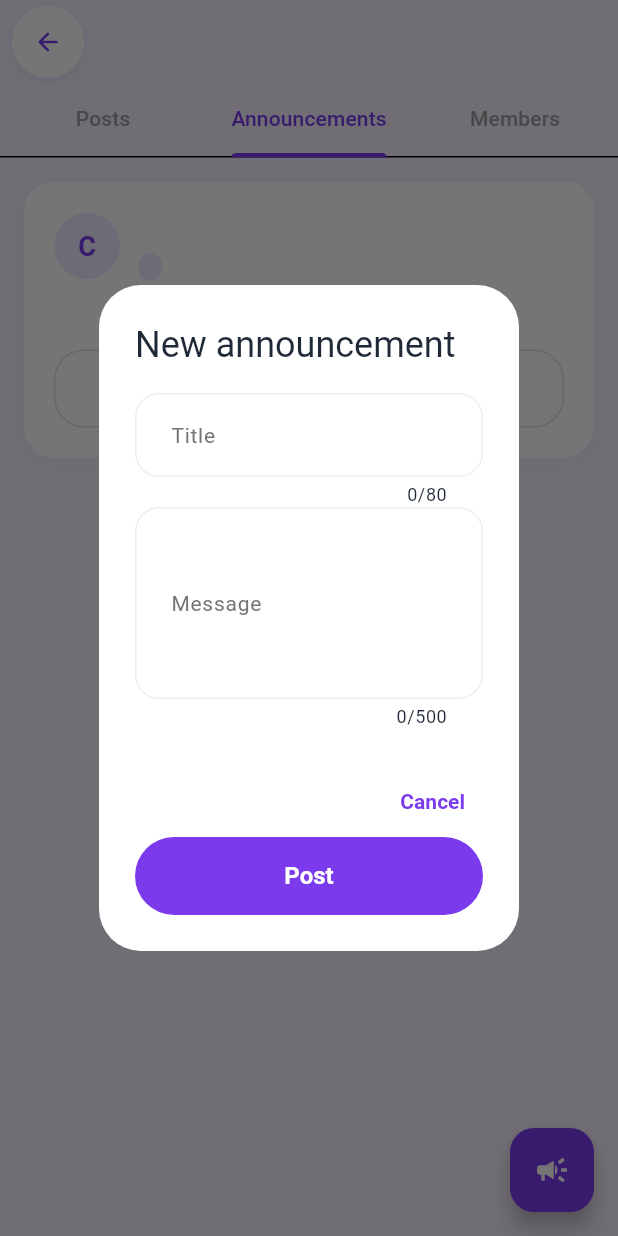
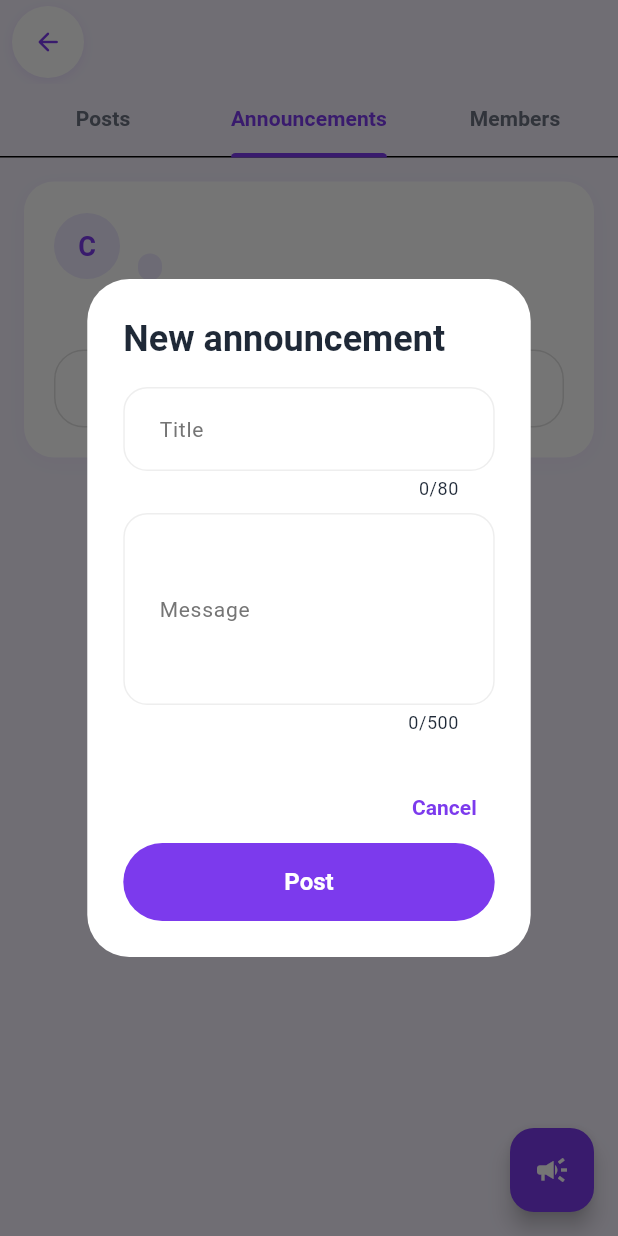
Before and after one commit to Arankan05/onecamp, a Flutter app: the CommunityDetailsScreen screen opened by its route, tab 2 chosen, after a tap on the "campaign" icon, on a phone screen of 412 x 824 dp. Run offline on Flutter 3.47's test engine with Material 3 defaults, Android fonts, the phone set to English and light mode, and no system bars; our stand-ins replace audioplayers, cloud_firestore, file_picker, firebase_auth, firebase_core, firebase_database and 4 more; missing offline and left inert: flutter_webrtc, record; accounts and stored records are empty.

Commit message:
fix: resolve 17px bottom overflow and improve text contrast across community and marketplace

```diff
--- a/lib/features/communities/screens/community_details_screen.dart
+++ b/lib/features/communities/screens/community_details_screen.dart
@@ -95,7 +95,15 @@ class _CommunityDetailsScreenState extends State<CommunityDetailsScreen> {
               bottom: const TabBar(
                 indicatorColor: AppTheme.primaryColor,
                 labelColor: AppTheme.primaryColor,
-                unselectedLabelColor: Colors.grey,
+                unselectedLabelColor: Color(0xFF6B7280),
+                labelStyle: TextStyle(
+                  fontWeight: FontWeight.bold,
+                  fontSize: 14,
+                ),
+                unselectedLabelStyle: TextStyle(
+                  fontWeight: FontWeight.w600,
+                  fontSize: 14,
+                ),
                 indicatorWeight: 3,
                 tabs: [
                   Tab(text: 'Posts'),
--- a/lib/features/communities/widgets/announcements_tab.dart
+++ b/lib/features/communities/widgets/announcements_tab.dart
@@ -24,8 +24,15 @@ class AnnouncementsTab extends StatelessWidget {
       context: context,
       builder: (dialogContext) {
         return AlertDialog(
-          title: const Text('New announcement'),
-          content: Form(
+          title: const Text(
+            'New announcement',
+            style: TextStyle(
+              fontWeight: FontWeight.bold,
+              color: Color(0xFF1F2937),
+            ),
+          ),
+          content: SingleChildScrollView(
+            child: Form(
               key: formKey,
               child: Column(
                 mainAxisSize: MainAxisSize.min,
@@ -33,18 +40,25 @@ class AnnouncementsTab extends StatelessWidget {
                   TextFormField(
                     controller: titleController,
                     maxLength: 80,
-                  decoration: const InputDecoration(labelText: 'Title'),
+                    decoration: const InputDecoration(
+                      labelText: 'Title',
+                      hintText: 'Announcement headline...',
+                    ),
                     validator: (value) {
                       final text = value?.trim() ?? '';
                       if (text.length < 3) return 'At least 3 characters';
                       return null;
                     },
                   ),
+                  const SizedBox(height: 8),
                   TextFormField(
                     controller: bodyController,
                     maxLength: 500,
                     maxLines: 4,
-                  decoration: const InputDecoration(labelText: 'Message'),
+                    decoration: const InputDecoration(
+                      labelText: 'Message',
+                      hintText: 'Write announcement details...',
+                    ),
                     validator: (value) {
                       final text = value?.trim() ?? '';
                       if (text.length < 5) return 'At least 5 characters';
@@ -52,6 +66,7 @@ class AnnouncementsTab extends StatelessWidget {
                     },
                   ),
                 ],
+              ),
             ),
           ),
           actions: [
@@ -114,11 +129,29 @@ class AnnouncementsTab extends StatelessWidget {
             return const Center(child: CircularProgressIndicator());
           }
           if (snapshot.hasError) {
-            return const Center(child: Text('Could not load announcements.'));
+            return const Center(
+              child: Text(
+                'Could not load announcements.',
+                style: TextStyle(
+                  color: Color(0xFF4B5563),
+                  fontSize: 15,
+                  fontWeight: FontWeight.w500,
+                ),
+              ),
+            );
           }
           final items = snapshot.data ?? [];
           if (items.isEmpty) {
-            return const Center(child: Text('No announcements yet.'));
+            return const Center(
+              child: Text(
+                'No announcements yet.',
+                style: TextStyle(
+                  color: Color(0xFF4B5563),
+                  fontSize: 15,
+                  fontWeight: FontWeight.w500,
+                ),
+              ),
+            );
           }
           return ListView.builder(
             padding: const EdgeInsets.all(12),
@@ -126,10 +159,32 @@ class AnnouncementsTab extends StatelessWidget {
             itemBuilder: (context, index) {
               final item = items[index];
               return Card(
+                elevation: 2,
+                shape: RoundedRectangleBorder(
+                  borderRadius: BorderRadius.circular(16),
+                ),
                 child: ListTile(
-                  leading: const Icon(Icons.campaign),
-                  title: Text(item.title),
-                  subtitle: Text(item.body),
+                  leading: const Icon(
+                    Icons.campaign_rounded,
+                    color: Color(0xFF7C3AED),
+                    size: 28,
+                  ),
+                  title: Text(
+                    item.title,
+                    style: const TextStyle(
+                      fontWeight: FontWeight.bold,
+                      color: Color(0xFF1F2937),
+                      fontSize: 15,
+                    ),
+                  ),
+                  subtitle: Text(
+                    item.body,
+                    style: const TextStyle(
+                      color: Color(0xFF4B5563),
+                      fontSize: 13,
+                      height: 1.3,
+                    ),
+                  ),
                 ),
               );
             },
--- a/lib/features/communities/widgets/posts_tab.dart
+++ b/lib/features/communities/widgets/posts_tab.dart
@@ -66,7 +66,15 @@ class _PostsTabState extends State<PostsTab> {
                 return const Center(child: CircularProgressIndicator());
               }
               if (snapshot.hasError) {
-                return const Center(child: Text('Could not load posts.'));
+                return const Center(
+                  child: Text(
+                    'Could not load posts.',
+                    style: TextStyle(
+                      color: Color(0xFF4B5563),
+                      fontSize: 15,
+                    ),
+                  ),
+                );
               }
               final posts = snapshot.data ?? [];
               if (posts.isEmpty) {
@@ -74,6 +82,11 @@ class _PostsTabState extends State<PostsTab> {
                   child: Text(
                     'No posts yet.\nStart the discussion!',
                     textAlign: TextAlign.center,
+                    style: TextStyle(
+                      color: Color(0xFF4B5563),
+                      fontSize: 15,
+                      fontWeight: FontWeight.w500,
+                    ),
                   ),
                 );
               }
@@ -82,13 +95,30 @@ class _PostsTabState extends State<PostsTab> {
                 itemBuilder: (context, index) {
                   final post = posts[index];
                   return Card(
+                    elevation: 1.5,
+                    shape: RoundedRectangleBorder(
+                      borderRadius: BorderRadius.circular(16),
+                    ),
                     margin: const EdgeInsets.symmetric(
                       horizontal: 12,
-                      vertical: 4,
+                      vertical: 6,
                     ),
                     child: ListTile(
-                      title: Text(post.text),
-                      subtitle: Text('Member ${_shortId(post.authorId)}'),
+                      title: Text(
+                        post.text,
+                        style: const TextStyle(
+                          color: Color(0xFF1F2937),
+                          fontSize: 14,
+                          height: 1.3,
+                        ),
+                      ),
+                      subtitle: Text(
+                        'Member ${_shortId(post.authorId)}',
+                        style: const TextStyle(
+                          color: Color(0xFF6B7280),
+                          fontSize: 12,
+                        ),
+                      ),
                     ),
                   );
                 },
@@ -103,7 +133,13 @@ class _PostsTabState extends State<PostsTab> {
             if (!isMember) {
               return const Padding(
                 padding: EdgeInsets.all(12),
-                child: Text('Join this community to post.'),
+                child: Text(
+                  'Join this community to post.',
+                  style: TextStyle(
+                    color: Color(0xFF4B5563),
+                    fontWeight: FontWeight.w600,
+                  ),
+                ),
               );
             }
             return Padding(
--- a/lib/features/profile/screens/other_user_profile_screen.dart
+++ b/lib/features/profile/screens/other_user_profile_screen.dart
@@ -5,7 +5,6 @@ import '../../../core/theme/app_theme.dart';
 import '../../../core/widgets/onecamp_back_button.dart';
 import '../../../routes/app_routes.dart';
 import '../../chat/repositories/chat_repository.dart';
-import '../../chat/screens/call_screen.dart';
 import '../../feed/controllers/feed_controller.dart';
 import '../../feed/controllers/follow_controller.dart';
 import '../../feed/models/post_model.dart';
```
Also changed, not shown: lib/features/campus/screens/campus_updates_screen.dart (+14 -5 lines), lib/features/communities/screens/community_list_screen.dart (+5 -2 lines), lib/features/communities/widgets/members_tab.dart (+41 -6 lines), lib/features/feed/screens/feed_screen.dart (+15 -12 lines), lib/features/home/screens/home_screen.dart (+8 -8 lines), lib/features/marketplace/screens/item_detail_screen.dart (+19 -7 lines), lib/features/marketplace/screens/marketplace_browse_screen.dart (+8 -8 lines), lib/features/marketplace/widgets/item_card.dart (+8 -3 lines). Lines whose indentation alone changed are shown as unchanged.
